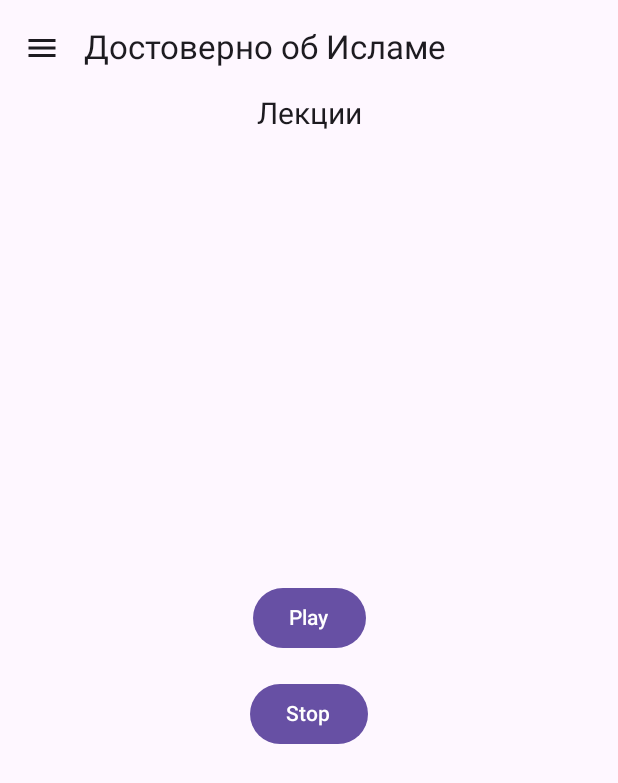
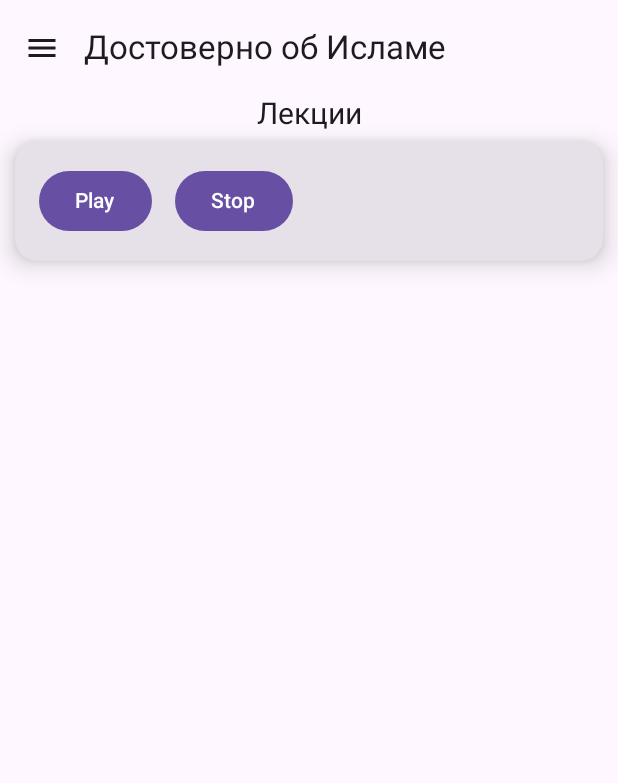
Before and after one commit to Ilshat700/DostovernoObIslame, an Android app built with Jetpack Compose: the LecturesScreen screen opened through its navigation route, on a phone screen of 412 x 824 dp. Shown: the top 783 px of the screen. Run offline under Robolectric (Android 15) with nearby library versions, the phone set to English and light mode, and no system bars.

Commit message:
added RegistrationScreen and changed LecturesScreen

```diff
--- a/app/src/main/java/com/ilshatcompany/dostovernoobislame/Drawer.kt
+++ b/app/src/main/java/com/ilshatcompany/dostovernoobislame/Drawer.kt
@@ -6,6 +6,7 @@ import androidx.compose.foundation.layout.padding
 import androidx.compose.material.icons.Icons
 import androidx.compose.material.icons.filled.DateRange
 import androidx.compose.material.icons.filled.Edit
+import androidx.compose.material.icons.filled.ExitToApp
 import androidx.compose.material.icons.filled.Info
 import androidx.compose.material.icons.filled.PlayArrow
 import androidx.compose.material.icons.filled.Send
@@ -28,7 +29,8 @@ fun AppDrawer(
         DrawerItem(Icons.Default.DateRange, "Книги", "books"),
         DrawerItem(Icons.Default.ShoppingCart, "Наш магазин", "shop"),
         DrawerItem(Icons.Default.Send, "Помощь мусульманам", "help"),
-        DrawerItem(Icons.Default.Warning, "Важные правила", "rules")
+        DrawerItem(Icons.Default.Warning, "Важные правила", "rules"),
+        DrawerItem(Icons.Default.ExitToApp, "Страница регистрации", "registration")
     )
 
     ModalDrawerSheet(
--- a/app/src/main/java/com/ilshatcompany/dostovernoobislame/LecturesScreen.kt
+++ b/app/src/main/java/com/ilshatcompany/dostovernoobislame/LecturesScreen.kt
@@ -1,8 +1,10 @@
 package com.ilshatcompany.dostovernoobislame
 
+import android.media.AudioTrack
 import android.media.MediaPlayer
 import androidx.compose.ui.Modifier
 import androidx.compose.foundation.layout.Arrangement
+import androidx.compose.foundation.layout.Box
 import androidx.compose.foundation.layout.Column
 import androidx.compose.foundation.layout.Row
 import androidx.compose.foundation.layout.Spacer
@@ -21,6 +23,10 @@ import androidx.compose.foundation.layout.fillMaxSize
 import androidx.compose.foundation.layout.fillMaxWidth
 import androidx.compose.foundation.layout.height
 import androidx.compose.foundation.layout.padding
+import androidx.compose.foundation.layout.width
+import androidx.compose.foundation.shape.RoundedCornerShape
+import androidx.compose.material3.Card
+import androidx.compose.material3.CardDefaults
 import androidx.compose.ui.unit.sp
 
 
@@ -28,6 +34,30 @@ import androidx.compose.ui.unit.sp
 fun LecturesScreen() {
 
     TitleOfLecturesScreen()
+
+    Audio1()
+}
+
+
+@Composable
+fun TitleOfLecturesScreen(
+) {
+    Row(
+        modifier = Modifier
+            .fillMaxWidth(),
+        horizontalArrangement = Arrangement.Center
+    ) {
+        Text(
+            text = "Лекции",
+            fontSize = 20.sp
+        )
+
+    }
+}
+
+
+@Composable
+fun Audio1() {
 
     val context = LocalContext.current
     var isPlaying by remember { mutableStateOf(false) }
@@ -47,12 +77,21 @@ fun LecturesScreen() {
         }
     }
 
-    Column(
+
+    Card(
         modifier = Modifier
-            .fillMaxSize()
+            .fillMaxWidth()
+            .padding(10.dp,30.dp),
+        shape = RoundedCornerShape(15.dp),
+        elevation = CardDefaults.cardElevation(10.dp)
+    ) {
+        Box {
+            Row(
+                modifier = Modifier
+//            .fillMaxSize()
                     .padding(16.dp),
-        horizontalAlignment = Alignment.CenterHorizontally,
-        verticalArrangement = Arrangement.Center
+                horizontalArrangement = Arrangement.Center,
+                verticalAlignment = Alignment.CenterVertically
             ) {
                 Button(
                     onClick = {
@@ -67,7 +106,7 @@ fun LecturesScreen() {
                     Text(text = if (isPlaying) "Pause" else "Play")
                 }
 
-        Spacer(modifier = Modifier.height(16.dp))
+                Spacer(modifier = Modifier.width(15.dp))
 
                 Button(
                     onClick = {
@@ -80,20 +119,40 @@ fun LecturesScreen() {
                 }
             }
         }
+    }
 
 
-@Composable
-fun TitleOfLecturesScreen(
-) {
-    Row(
-        modifier = Modifier
-            .fillMaxWidth(),
-        horizontalArrangement = Arrangement.Center
-    ) {
-        Text(
-            text = "Лекции",
-            fontSize = 20.sp
-        )
+//    Row(
+//        modifier = Modifier
+////            .fillMaxSize()
+//            .padding(16.dp),
+//        horizontalArrangement = Arrangement.Center,
+//        verticalAlignment = Alignment.CenterVertically
+//    ) {
+//        Button(
+//            onClick = {
+//                if (isPlaying) {
+//                    mediaPlayer.pause()
+//                } else {
+//                    mediaPlayer.start()
+//                }
+//                isPlaying = !isPlaying
+//            }
+//        ) {
+//            Text(text = if (isPlaying) "Pause" else "Play")
+//        }
+//
+//        Spacer(modifier = Modifier.width(15.dp))
+//
+//        Button(
+//            onClick = {
+//                mediaPlayer.stop()
+//                mediaPlayer.prepare() // Подготовка для повторного воспроизведения
+//                isPlaying = false
+//            }
+//        ) {
+//            Text(text = "Stop")
+//        }
+//    }
 
 }
-}
--- a/app/src/main/java/com/ilshatcompany/dostovernoobislame/MainActivity.kt
+++ b/app/src/main/java/com/ilshatcompany/dostovernoobislame/MainActivity.kt
@@ -42,6 +42,7 @@ import androidx.compose.foundation.layout.fillMaxWidth
 import androidx.compose.material.icons.Icons
 import androidx.compose.material.icons.filled.DateRange
 import androidx.compose.material.icons.filled.Edit
+import androidx.compose.material.icons.filled.ExitToApp
 import androidx.compose.material.icons.filled.Info
 import androidx.compose.material.icons.filled.Menu
 import androidx.compose.material.icons.filled.PlayArrow
@@ -97,7 +98,8 @@ fun NavHostController.AppDrawer(closeDrawer: () -> Unit) {
         DrawerItem(Icons.Default.DateRange, "Книги", "books"),
         DrawerItem(Icons.Default.ShoppingCart, "Наш магазин", "shop"),
         DrawerItem(Icons.Default.Send, "Помощь мусульманам", "help"),
-        DrawerItem(Icons.Default.Warning, "Важные правила", "rules")
+        DrawerItem(Icons.Default.Warning, "Важные правила", "rules"),
+        DrawerItem(Icons.Default.ExitToApp, "Страница регистрации", "registration")
     )
 
     ModalDrawerSheet {
@@ -149,6 +151,7 @@ fun NavHostContainer(navController: NavHostController, openDrawer: () -> Unit) {
                 composable("shop") { ShopScreen() }
                 composable("help") { HelpScreen() }
                 composable("rules") { RulesScreen() }
+                composable("registration") { RegistrationScreen() }
             }
         }
     }
```
Also changed, not shown: app/src/main/java/com/ilshatcompany/dostovernoobislame/PostsScreen.kt (+17 -11 lines), app/src/main/java/com/ilshatcompany/dostovernoobislame/RegistrationScreen.kt (added, +34 -0 lines). Lines whose indentation alone changed are shown as unchanged.
